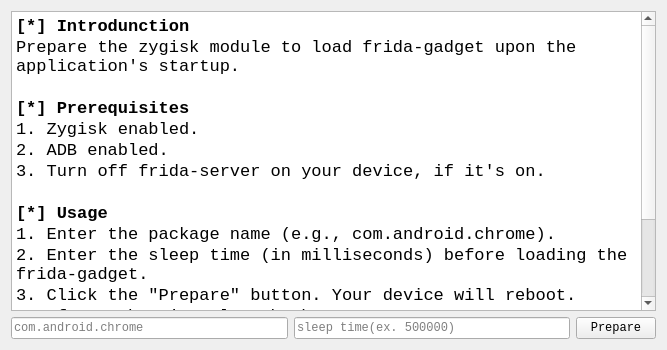
Before: the Qt Designer form gadget.ui in hackcatml/mlviewer, drawn with Qt 5.
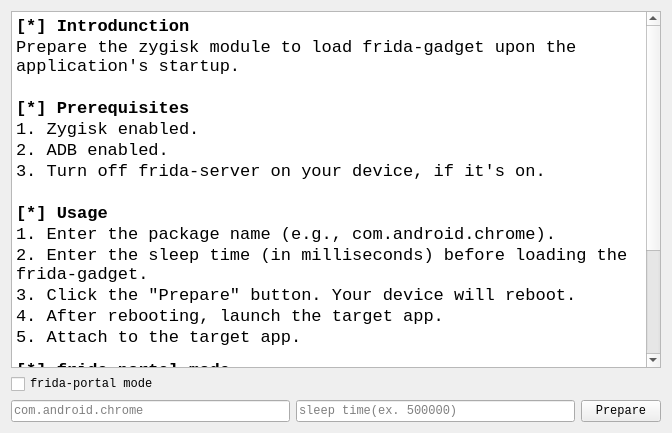
After: the same form once the commit is applied.

Commit message: add frida-portal mode

Patch:
```diff
--- a/gadget.ui
+++ b/gadget.ui
@@ -6,8 +6,8 @@
    <rect>
     <x>0</x>
     <y>0</y>
-    <width>667</width>
-    <height>350</height>
+    <width>672</width>
+    <height>433</height>
    </rect>
   </property>
   <property name="font">
@@ -19,6 +19,38 @@
    <string>Prepare Gadget</string>
   </property>
   <layout class="QGridLayout" name="gridLayout">
+   <item row="2" column="1">
+    <widget class="QLineEdit" name="sleepTimeInput">
+     <property name="focusPolicy">
+      <enum>Qt::StrongFocus</enum>
+     </property>
+     <property name="text">
+      <string/>
+     </property>
+     <property name="placeholderText">
+      <string>sleep time(ex. 500000)</string>
+     </property>
+    </widget>
+   </item>
+   <item row="2" column="0">
+    <widget class="QLineEdit" name="pkgNameInput">
+     <property name="enabled">
+      <bool>true</bool>
+     </property>
+     <property name="focusPolicy">
+      <enum>Qt::StrongFocus</enum>
+     </property>
+     <property name="text">
+      <string/>
+     </property>
+     <property name="frame">
+      <bool>true</bool>
+     </property>
+     <property name="placeholderText">
+      <string>com.android.chrome</string>
+     </property>
+    </widget>
+   </item>
    <item row="0" column="0" colspan="3">
     <widget class="QTextBrowser" name="prepareGadgetBrowser">
      <property name="html">
@@ -43,32 +75,23 @@
 &lt;p style=&quot; margin-top:0px; margin-bottom:0px; margin-left:0px; margin-right:0px; -qt-block-indent:0; text-indent:0px;&quot;&gt;3. Click the &amp;quot;Prepare&amp;quot; button. Your device will reboot.&lt;/p&gt;
 &lt;p style=&quot; margin-top:0px; margin-bottom:0px; margin-left:0px; margin-right:0px; -qt-block-indent:0; text-indent:0px;&quot;&gt;4. After rebooting, launch the target app.&lt;/p&gt;
 &lt;p style=&quot; margin-top:0px; margin-bottom:12px; margin-left:0px; margin-right:0px; -qt-block-indent:0; text-indent:0px;&quot;&gt;5. Attach to the target app.&lt;/p&gt;
-&lt;p style=&quot;-qt-paragraph-type:empty; margin-top:0px; margin-bottom:0px; margin-left:0px; margin-right:0px; -qt-block-indent:0; text-indent:0px;&quot;&gt;&lt;br /&gt;&lt;/p&gt;
+&lt;p style=&quot; margin-top:0px; margin-bottom:0px; margin-left:0px; margin-right:0px; -qt-block-indent:0; text-indent:0px;&quot;&gt;&lt;span style=&quot; font-weight:700;&quot;&gt;[*] frida-portal mode&lt;/span&gt;&lt;/p&gt;
+&lt;p style=&quot; margin-top:0px; margin-bottom:0px; margin-left:0px; margin-right:0px; -qt-block-indent:0; text-indent:0px;&quot;&gt;In this mode, the gadget will attempt to attach to your computer. &lt;/p&gt;
+&lt;p style=&quot; margin-top:0px; margin-bottom:0px; margin-left:0px; margin-right:0px; -qt-block-indent:0; text-indent:0px;&quot;&gt;Ensure that your device and computer are on the same local network.&lt;/p&gt;
+&lt;p style=&quot;-qt-paragraph-type:empty; margin-top:0px; margin-bottom:0px; margin-left:0px; margin-right:0px; -qt-block-indent:0; text-indent:0px; font-weight:700;&quot;&gt;&lt;br /&gt;&lt;/p&gt;
 &lt;p style=&quot; margin-top:0px; margin-bottom:0px; margin-left:0px; margin-right:0px; -qt-block-indent:0; text-indent:0px;&quot;&gt;&lt;span style=&quot; font-weight:700;&quot;&gt;[*] Remove&lt;/span&gt;&lt;/p&gt;
 &lt;p style=&quot; margin-top:0px; margin-bottom:0px; margin-left:0px; margin-right:0px; -qt-block-indent:0; text-indent:0px;&quot;&gt;Remove the ZygiskGadget module in Magisk Manager.&lt;/p&gt;&lt;/body&gt;&lt;/html&gt;</string>
      </property>
     </widget>
    </item>
    <item row="1" column="0">
-    <widget class="QLineEdit" name="pkgNameInput">
-     <property name="enabled">
-      <bool>true</bool>
-     </property>
-     <property name="focusPolicy">
-      <enum>Qt::StrongFocus</enum>
-     </property>
+    <widget class="QCheckBox" name="fridaPortalModeCheckBox">
      <property name="text">
-      <string/>
-     </property>
-     <property name="frame">
-      <bool>true</bool>
-     </property>
-     <property name="placeholderText">
-      <string>com.android.chrome</string>
+      <string>frida-portal mode</string>
      </property>
     </widget>
    </item>
-   <item row="1" column="2">
+   <item row="2" column="2">
     <widget class="QPushButton" name="prepareGadgetBtn">
      <property name="focusPolicy">
       <enum>Qt::NoFocus</enum>
@@ -78,19 +101,6 @@
      </property>
     </widget>
    </item>
-   <item row="1" column="1">
-    <widget class="QLineEdit" name="sleepTimeInput">
-     <property name="focusPolicy">
-      <enum>Qt::StrongFocus</enum>
-     </property>
-     <property name="text">
-      <string/>
-     </property>
-     <property name="placeholderText">
-      <string>sleep time(ex. 500000)</string>
-     </property>
-    </widget>
-   </item>
   </layout>
  </widget>
  <resources/>
```
The commit also changes 8 other files.
